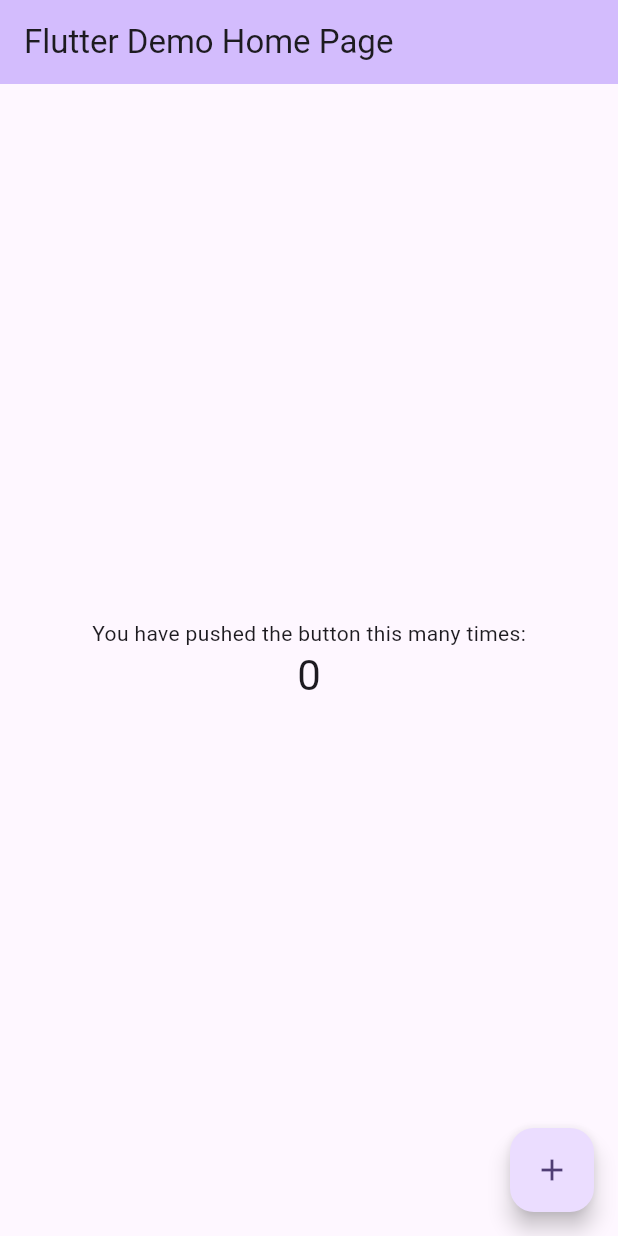
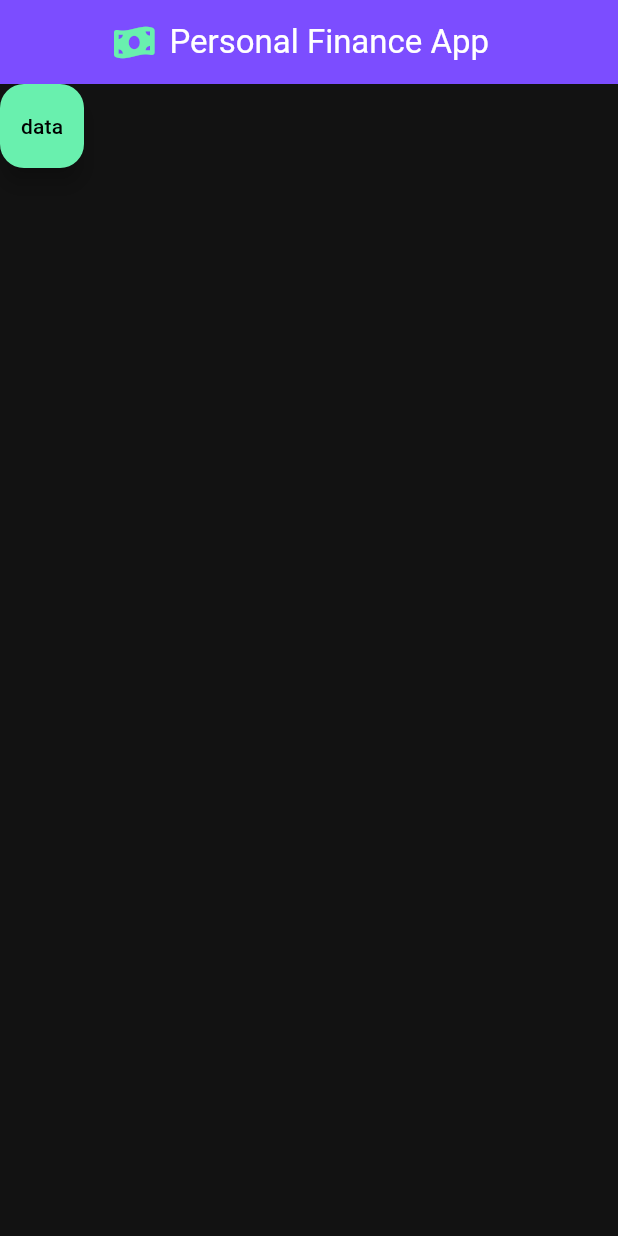
Before and after one commit to SnakyDH/personal_finance, a Flutter app: the screen it shows after launch, on a phone screen of 412 x 824 dp. Run offline on Flutter 3.47's test engine with Material 3 defaults, Android fonts, the phone set to English and light mode, and no system bars; our stand-ins replace font_awesome_flutter, go_router.

Commit message:
feat: initial router and theme configuration, also add login Screen file

```diff
--- /dev/null
+++ b/lib/config/router_config.dart
@@ -0,0 +1,10 @@
+import 'package:go_router/go_router.dart';
+import 'package:personal_finance/ui/routes.dart';
+
+final appRouter = GoRouter(initialLocation: '/login', routes: [
+  GoRoute(
+    path: '/login',
+    name: LoginScreen.name,
+    builder: (context, state) => const LoginScreen(),
+  )
+]);
--- /dev/null
+++ b/lib/config/theme_config.dart
@@ -0,0 +1,10 @@
+import 'package:flutter/material.dart';
+
+class ThemeConfig {
+  ThemeData getTheme() => ThemeData(
+        colorScheme: const ColorScheme.dark(
+          primary: Colors.greenAccent,
+          secondary: Colors.deepPurpleAccent,
+        ),
+      );
+}
--- a/lib/main.dart
+++ b/lib/main.dart
@@ -1,4 +1,6 @@
 import 'package:flutter/material.dart';
+import 'package:personal_finance/config/router_config.dart';
+import 'package:personal_finance/config/theme_config.dart';
 
 void main() {
   runApp(const MyApp());
@@ -7,119 +9,11 @@ void main() {
 class MyApp extends StatelessWidget {
   const MyApp({super.key});
 
-  // This widget is the root of your application.
   @override
   Widget build(BuildContext context) {
-    return MaterialApp(
-      title: 'Flutter Demo',
-      theme: ThemeData(
-        // This is the theme of your application.
-        //
-        // TRY THIS: Try running your application with "flutter run". You'll see
-        // the application has a purple toolbar. Then, without quitting the app,
-        // try changing the seedColor in the colorScheme below to Colors.green
-        // and then invoke "hot reload" (save your changes or press the "hot
-        // reload" button in a Flutter-supported IDE, or press "r" if you used
-        // the command line to start the app).
-        //
-        // Notice that the counter didn't reset back to zero; the application
-        // state is not lost during the reload. To reset the state, use hot
-        // restart instead.
-        //
-        // This works for code too, not just values: Most code changes can be
-        // tested with just a hot reload.
-        colorScheme: ColorScheme.fromSeed(seedColor: Colors.deepPurple),
-        useMaterial3: true,
-      ),
-      home: const MyHomePage(title: 'Flutter Demo Home Page'),
-    );
+    return MaterialApp.router(
+        title: 'Personal Finance App',
+        theme: ThemeConfig().getTheme(),
+        routerConfig: appRouter);
   }
 }
-
-class MyHomePage extends StatefulWidget {
-  const MyHomePage({super.key, required this.title});
-
-  // This widget is the home page of your application. It is stateful, meaning
-  // that it has a State object (defined below) that contains fields that affect
-  // how it looks.
-
-  // This class is the configuration for the state. It holds the values (in this
-  // case the title) provided by the parent (in this case the App widget) and
-  // used by the build method of the State. Fields in a Widget subclass are
-  // always marked "final".
-
-  final String title;
-
-  @override
-  State<MyHomePage> createState() => _MyHomePageState();
-}
-
-class _MyHomePageState extends State<MyHomePage> {
-  int _counter = 0;
-
-  void _incrementCounter() {
-    setState(() {
-      // This call to setState tells the Flutter framework that something has
-      // changed in this State, which causes it to rerun the build method below
-      // so that the display can reflect the updated values. If we changed
-      // _counter without calling setState(), then the build method would not be
-      // called again, and so nothing would appear to happen.
-      _counter++;
-    });
-  }
-
-  @override
-  Widget build(BuildContext context) {
-    // This method is rerun every time setState is called, for instance as done
-    // by the _incrementCounter method above.
-    //
-    // The Flutter framework has been optimized to make rerunning build methods
-    // fast, so that you can just rebuild anything that needs updating rather
-    // than having to individually change instances of widgets.
-    return Scaffold(
-      appBar: AppBar(
-        // TRY THIS: Try changing the color here to a specific color (to
-        // Colors.amber, perhaps?) and trigger a hot reload to see the AppBar
-        // change color while the other colors stay the same.
-        backgroundColor: Theme.of(context).colorScheme.inversePrimary,
-        // Here we take the value from the MyHomePage object that was created by
-        // the App.build method, and use it to set our appbar title.
-        title: Text(widget.title),
-      ),
-      body: Center(
-        // Center is a layout widget. It takes a single child and positions it
-        // in the middle of the parent.
-        child: Column(
-          // Column is also a layout widget. It takes a list of children and
-          // arranges them vertically. By default, it sizes itself to fit its
-          // children horizontally, and tries to be as tall as its parent.
-          //
-          // Column has various properties to control how it sizes itself and
-          // how it positions its children. Here we use mainAxisAlignment to
-          // center the children vertically; the main axis here is the vertical
-          // axis because Columns are vertical (the cross axis would be
-          // horizontal).
-          //
-          // TRY THIS: Invoke "debug painting" (choose the "Toggle Debug Paint"
-          // action in the IDE, or press "p" in the console), to see the
-          // wireframe for each widget.
-          mainAxisAlignment: MainAxisAlignment.center,
-          children: <Widget>[
-            const Text(
-              'You have pushed the button this many times:',
-            ),
-            Text(
-              '$_counter',
-              style: Theme.of(context).textTheme.headlineMedium,
-            ),
-          ],
-        ),
-      ),
-      floatingActionButton: FloatingActionButton(
-        onPressed: _incrementCounter,
-        tooltip: 'Increment',
-        child: const Icon(Icons.add),
-      ), // This trailing comma makes auto-formatting nicer for build methods.
-    );
-  }
-}
--- /dev/null
+++ b/lib/ui/pages/login_screen.dart
@@ -0,0 +1,20 @@
+import 'package:flutter/material.dart';
+import 'package:personal_finance/ui/widgets/my_app_bar.dart';
+
+class LoginScreen extends StatelessWidget {
+  static const String name = 'LoginScreen';
+  const LoginScreen({super.key});
+
+  @override
+  Widget build(BuildContext context) {
+    return Scaffold(
+      appBar: MyAppBar(
+        appBar: AppBar(),
+      ),
+      body: FloatingActionButton(
+        onPressed: () {},
+        child: const Text('data'),
+      ),
+    );
+  }
+}
--- /dev/null
+++ b/lib/ui/routes.dart
@@ -0,0 +1 @@
+export 'package:personal_finance/ui/pages/login_screen.dart';
--- /dev/null
+++ b/lib/ui/widgets/my_app_bar.dart
@@ -0,0 +1,34 @@
+import 'package:flutter/material.dart';
+import 'package:font_awesome_flutter/font_awesome_flutter.dart';
+
+class MyAppBar extends StatelessWidget implements PreferredSizeWidget {
+  final String title;
+  final AppBar appBar;
+
+  const MyAppBar({
+    super.key,
+    this.title = 'Personal Finance App',
+    required this.appBar,
+  });
+
+  @override
+  Widget build(BuildContext context) {
+    return AppBar(
+        title: Row(
+          mainAxisAlignment: MainAxisAlignment.center,
+          children: [
+            const FaIcon(
+              FontAwesomeIcons.moneyBillWave,
+              color: Colors.greenAccent,
+            ),
+            Container(padding: const EdgeInsets.all(10), child: Text(title))
+          ],
+        ),
+        centerTitle: true,
+        foregroundColor: Colors.white,
+        backgroundColor: Colors.deepPurpleAccent);
+  }
+
+  @override
+  Size get preferredSize => Size.fromHeight(appBar.preferredSize.height);
+}
```
Also changed, not shown: pubspec.yaml (+4 -17 lines), pubspec.lock.
